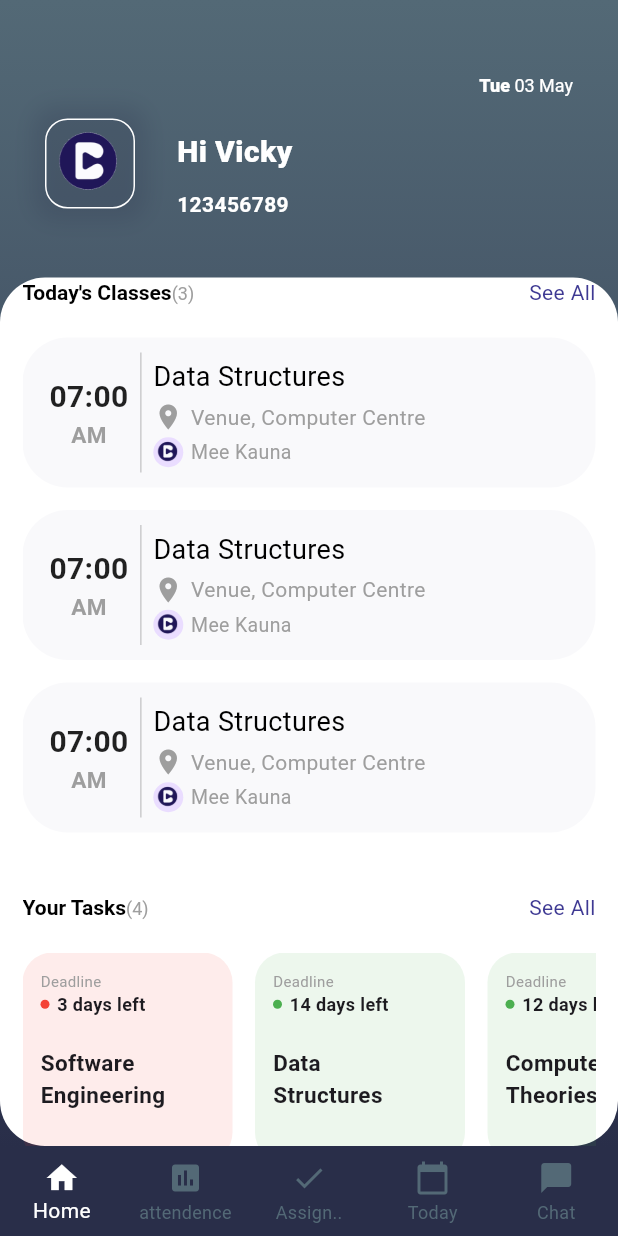
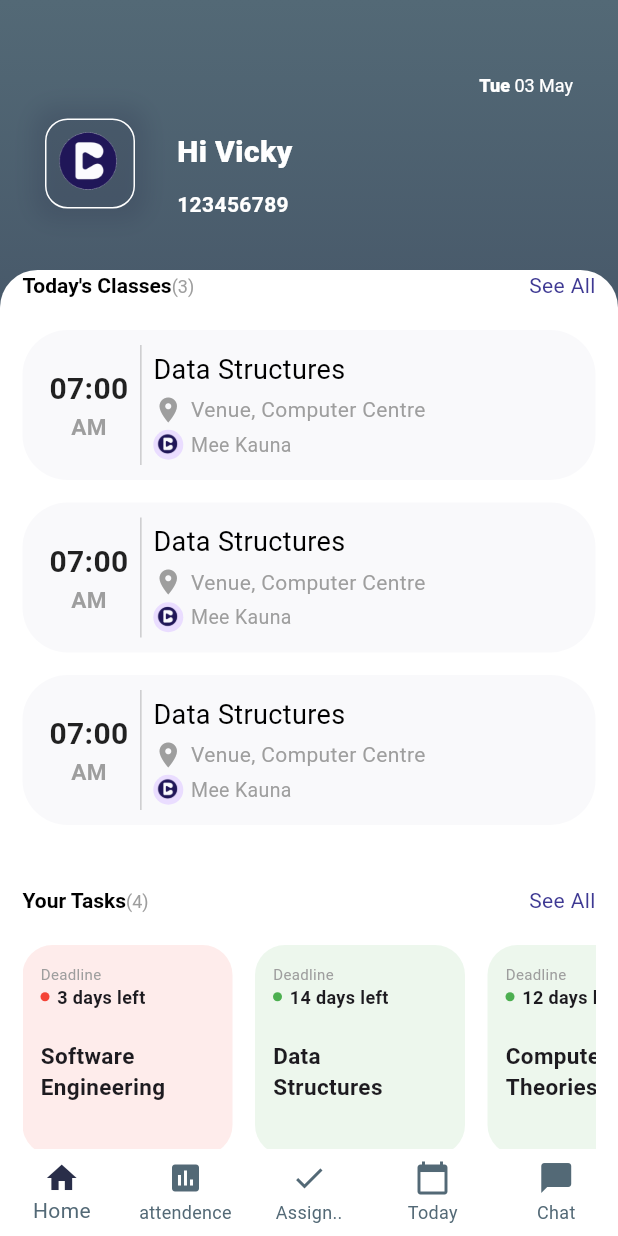
Before and after one commit to sein-pr/classrapp, a Flutter app: the screen it shows after launch, on a phone screen of 412 x 824 dp. Run offline on Flutter 3.47's test engine with Material 3 defaults, Android fonts, the phone set to English and light mode, and no system bars.

Commit message:
Reedited some ccolors in and sizes

```diff
--- a/lib/main.dart
+++ b/lib/main.dart
@@ -54,7 +54,7 @@ class _MyAppState extends State<MyApp> {
           ),
         ),
       ),
-      home: const HomeScreen(),
+      home: const SplashScreen(),
     );
   }
 }
--- a/lib/screens/home/home_screen.dart
+++ b/lib/screens/home/home_screen.dart
@@ -118,14 +118,17 @@ class _HomeScreenState extends State<HomeScreen> {
             ),
           ),
           Positioned(
-            top: 185,
+            top: 180,
             child: Container(
               padding: const EdgeInsets.symmetric(horizontal: 15),
-              height: MediaQuery.of(context).size.height - 245,
+              height: MediaQuery.of(context).size.height - 210,
               width: MediaQuery.of(context).size.width,
               decoration: BoxDecoration(
                 color: Colors.white,
-                borderRadius: BorderRadius.circular(30),
+                borderRadius: BorderRadius.only(
+                  topLeft: Radius.circular(25),
+                  topRight: Radius.circular(25),
+                ),
               ),
               child: ListView(
                 children: [
--- a/lib/screens/splash/splash.dart
+++ b/lib/screens/splash/splash.dart
@@ -25,7 +25,7 @@ class _SplashScreenState extends State<SplashScreen> {
     Future.delayed(const Duration(seconds: 5), () {
       Navigator.pushReplacement(
         context,
-        MaterialPageRoute(builder: (context) => const RegisterScreen()),
+        MaterialPageRoute(builder: (context) => const HomeScreen()),
       );
     });
   }
--- a/lib/widgets/bottom_navigation_bar.dart
+++ b/lib/widgets/bottom_navigation_bar.dart
@@ -22,10 +22,10 @@ class _BottomNavigationBarWidgetState extends State<BottomNavigationBarWidget> {
   Widget build(BuildContext context) {
     return BottomNavigationBar(
       elevation: 0,
-      backgroundColor: AppColors.primaryColor,
+      backgroundColor: Colors.white,
       unselectedItemColor: AppColors.primaryGradientColor[0],
-      selectedItemColor: Colors.white,
-      selectedIconTheme: IconThemeData(color: Colors.white),
+      selectedItemColor: Color(0xFF536976),
+      selectedIconTheme: IconThemeData(color: AppColors.primaryColor),
       currentIndex: _selectedItemIndex,
       type: BottomNavigationBarType.fixed,
       onTap: (int index) {
```
